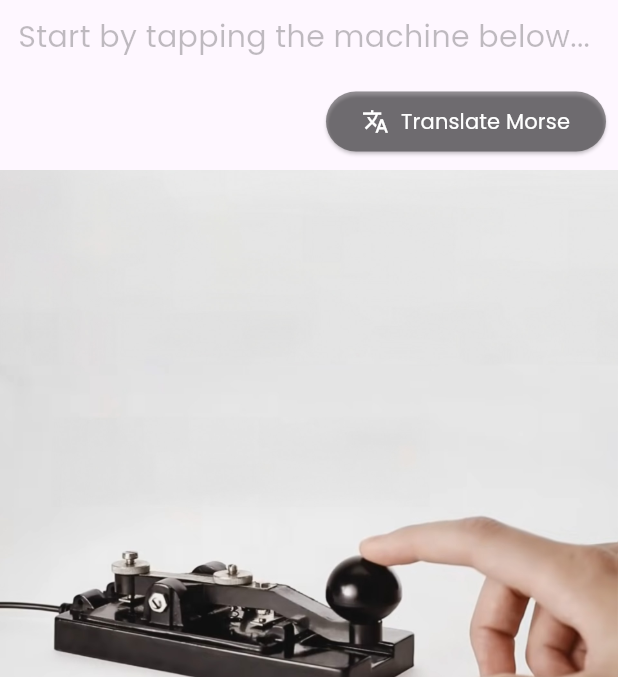
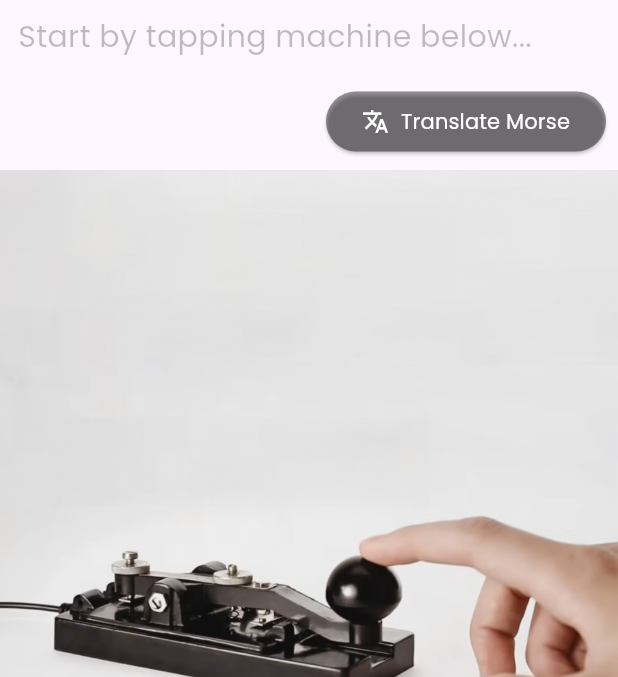
Before and after one commit to ItsJordanNL/morse-translator, a Flutter app: the screen it shows after launch, item 2 of the bottom bar chosen, on a phone screen of 412 x 824 dp, the part 84-761 px from its top. Run offline on Flutter 3.47's test engine with Material 3 defaults, Android fonts, the phone set to English and light mode, and no system bars.

Commit message:
Fix - Hints en tekstuele verandering

```diff
--- a/lib/machine.dart
+++ b/lib/machine.dart
@@ -223,7 +223,7 @@ class TimerButtonState extends State<TimerButton> {
               alignment: Alignment.centerLeft,
               child: Text(
                 _displayText.isEmpty
-                    ? "Start by tapping the machine below..."
+                    ? "Start by tapping machine below..."
                     : _displayText,
                 style: TextStyle(
                   fontSize: 20,
@@ -344,7 +344,7 @@ class TimerButtonState extends State<TimerButton> {
                           onTap: () {
                             _showHelpDialog(context);
                           },
-                          child: Icon(
+                          child: const Icon(
                             Icons.help_outline,
                             color: Colors.black,
                             size: 30,
```
